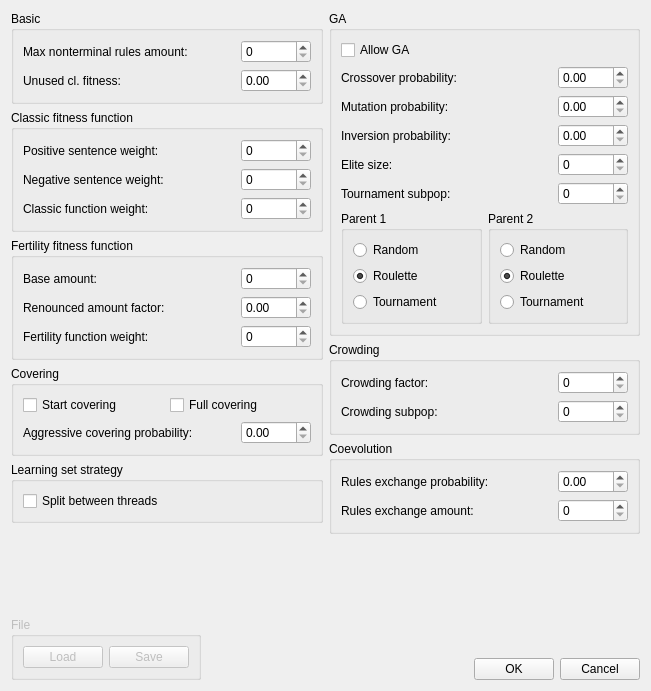
The window that gui/SettingsDialog.ui (sjedrysiak/gcse) describes before a commit, drawn with Qt 5.
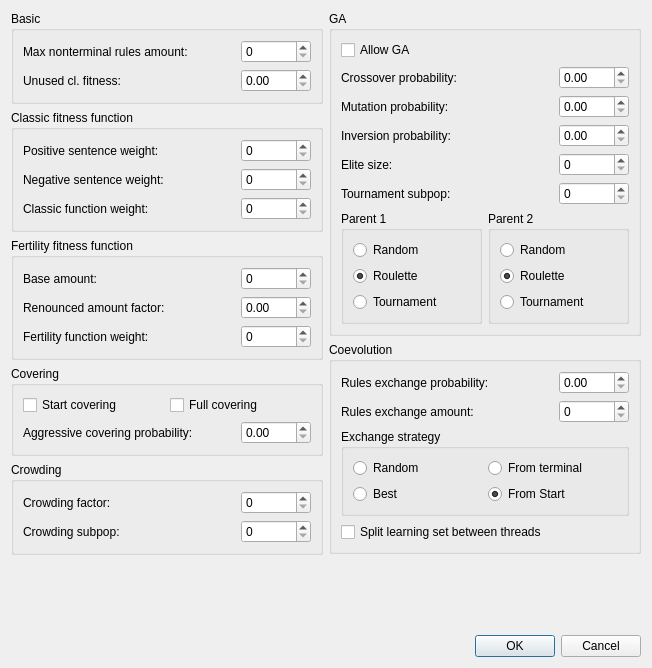
The same window after the commit.

The edit to the form file:
```diff
--- a/gui/SettingsDialog.ui
+++ b/gui/SettingsDialog.ui
@@ -8,8 +8,8 @@
    <rect>
     <x>0</x>
     <y>0</y>
-    <width>651</width>
-    <height>691</height>
+    <width>652</width>
+    <height>668</height>
    </rect>
   </property>
   <property name="sizePolicy" >
@@ -353,18 +353,78 @@
         </widget>
        </item>
        <item>
-        <widget class="QGroupBox" name="groupBox_4" >
+        <widget class="QGroupBox" name="groupBox_2" >
          <property name="title" >
-          <string>Learning set strategy</string>
+          <string>Crowding</string>
          </property>
-         <layout class="QVBoxLayout" name="verticalLayout_10" >
-          <item>
-           <widget class="QCheckBox" name="cbxSplitLearningSet" >
+         <layout class="QGridLayout" name="gridLayout_7" >
+          <item row="0" column="0" >
+           <widget class="QLabel" name="lblCrowdingFactor" >
             <property name="text" >
-             <string>Split between threads</string>
+             <string>Crowding factor:</string>
             </property>
-            <property name="checked" >
-             <bool>false</bool>
+            <property name="buddy" >
+             <cstring>sbxCrowdingFactor</cstring>
+            </property>
+           </widget>
+          </item>
+          <item row="0" column="1" >
+           <widget class="QSpinBox" name="sbxCrowdingFactor" >
+            <property name="sizePolicy" >
+             <sizepolicy vsizetype="Fixed" hsizetype="Fixed" >
+              <horstretch>0</horstretch>
+              <verstretch>0</verstretch>
+             </sizepolicy>
+            </property>
+            <property name="minimumSize" >
+             <size>
+              <width>70</width>
+              <height>0</height>
+             </size>
+            </property>
+            <property name="minimum" >
+             <number>0</number>
+            </property>
+            <property name="maximum" >
+             <number>30</number>
+            </property>
+            <property name="value" >
+             <number>0</number>
+            </property>
+           </widget>
+          </item>
+          <item row="1" column="0" >
+           <widget class="QLabel" name="lblCrowdingSubpop" >
+            <property name="text" >
+             <string>Crowding subpop:</string>
+            </property>
+            <property name="buddy" >
+             <cstring>sbxCrowdingSubpop</cstring>
+            </property>
+           </widget>
+          </item>
+          <item row="1" column="1" >
+           <widget class="QSpinBox" name="sbxCrowdingSubpop" >
+            <property name="sizePolicy" >
+             <sizepolicy vsizetype="Fixed" hsizetype="Fixed" >
+              <horstretch>0</horstretch>
+              <verstretch>0</verstretch>
+             </sizepolicy>
+            </property>
+            <property name="minimumSize" >
+             <size>
+              <width>70</width>
+              <height>0</height>
+             </size>
+            </property>
+            <property name="minimum" >
+             <number>0</number>
+            </property>
+            <property name="maximum" >
+             <number>30</number>
+            </property>
+            <property name="value" >
+             <number>0</number>
             </property>
            </widget>
           </item>
@@ -668,90 +728,13 @@
          </layout>
         </widget>
        </item>
-       <item>
-        <widget class="QGroupBox" name="groupBox_2" >
-         <property name="title" >
-          <string>Crowding</string>
-         </property>
-         <layout class="QGridLayout" name="gridLayout_7" >
-          <item row="0" column="0" >
-           <widget class="QLabel" name="lblCrowdingFactor" >
-            <property name="text" >
-             <string>Crowding factor:</string>
-            </property>
-            <property name="buddy" >
-             <cstring>sbxCrowdingFactor</cstring>
-            </property>
-           </widget>
-          </item>
-          <item row="0" column="1" >
-           <widget class="QSpinBox" name="sbxCrowdingFactor" >
-            <property name="sizePolicy" >
-             <sizepolicy vsizetype="Fixed" hsizetype="Fixed" >
-              <horstretch>0</horstretch>
-              <verstretch>0</verstretch>
-             </sizepolicy>
-            </property>
-            <property name="minimumSize" >
-             <size>
-              <width>70</width>
-              <height>0</height>
-             </size>
-            </property>
-            <property name="minimum" >
-             <number>0</number>
-            </property>
-            <property name="maximum" >
-             <number>30</number>
-            </property>
-            <property name="value" >
-             <number>0</number>
-            </property>
-           </widget>
-          </item>
-          <item row="1" column="0" >
-           <widget class="QLabel" name="lblCrowdingSubpop" >
-            <property name="text" >
-             <string>Crowding subpop:</string>
-            </property>
-            <property name="buddy" >
-             <cstring>sbxCrowdingSubpop</cstring>
-            </property>
-           </widget>
-          </item>
-          <item row="1" column="1" >
-           <widget class="QSpinBox" name="sbxCrowdingSubpop" >
-            <property name="sizePolicy" >
-             <sizepolicy vsizetype="Fixed" hsizetype="Fixed" >
-              <horstretch>0</horstretch>
-              <verstretch>0</verstretch>
-             </sizepolicy>
-            </property>
-            <property name="minimumSize" >
-             <size>
-              <width>70</width>
-              <height>0</height>
-             </size>
-            </property>
-            <property name="minimum" >
-             <number>0</number>
-            </property>
-            <property name="maximum" >
-             <number>30</number>
-            </property>
-            <property name="value" >
-             <number>0</number>
-            </property>
-           </widget>
-          </item>
-         </layout>
-        </widget>
-       </item>
        <item>
         <widget class="QGroupBox" name="groupBox_3" >
          <property name="title" >
           <string>Coevolution</string>
          </property>
+         <layout class="QVBoxLayout" name="verticalLayout_11" >
+          <item>
          <layout class="QGridLayout" name="gridLayout_5" >
           <item row="0" column="0" >
            <widget class="QLabel" name="lblExchangeProb" >
@@ -818,6 +801,58 @@
            </widget>
           </item>
          </layout>
+          </item>
+          <item>
+           <widget class="QGroupBox" name="groupBox_5" >
+            <property name="title" >
+             <string>Exchange strategy</string>
+            </property>
+            <layout class="QGridLayout" name="gridLayout_9" >
+             <item row="0" column="0" >
+              <widget class="QRadioButton" name="rbnExchRandom" >
+               <property name="text" >
+                <string>Random</string>
+               </property>
+              </widget>
+             </item>
+             <item row="0" column="1" >
+              <widget class="QRadioButton" name="rbnExchFromTerm" >
+               <property name="text" >
+                <string>From terminal</string>
+               </property>
+              </widget>
+             </item>
+             <item row="1" column="0" >
+              <widget class="QRadioButton" name="rbnExchBest" >
+               <property name="text" >
+                <string>Best</string>
+               </property>
+              </widget>
+             </item>
+             <item row="1" column="1" >
+              <widget class="QRadioButton" name="rbnExchFromStart" >
+               <property name="text" >
+                <string>From Start</string>
+               </property>
+               <property name="checked" >
+                <bool>true</bool>
+               </property>
+              </widget>
+             </item>
+            </layout>
+           </widget>
+          </item>
+          <item>
+           <widget class="QCheckBox" name="cbxSplitLearningSet" >
+            <property name="text" >
+             <string>Split learning set between threads</string>
+            </property>
+            <property name="checked" >
+             <bool>false</bool>
+            </property>
+           </widget>
+          </item>
+         </layout>
         </widget>
        </item>
        <item>
@@ -852,55 +887,6 @@
    </item>
    <item>
     <layout class="QHBoxLayout" name="horizontalLayout_3" >
-     <item>
-      <layout class="QVBoxLayout" name="verticalLayout" >
-       <item>
-        <spacer name="verticalSpacer_3" >
-         <property name="orientation" >
-          <enum>Qt::Vertical</enum>
-         </property>
-         <property name="sizeHint" stdset="0" >
-          <size>
-           <width>20</width>
-           <height>0</height>
-          </size>
-         </property>
-        </spacer>
-       </item>
-       <item>
-        <widget class="QGroupBox" name="gbxFile" >
-         <property name="enabled" >
-          <bool>false</bool>
-         </property>
-         <property name="sizePolicy" >
-          <sizepolicy vsizetype="Minimum" hsizetype="Minimum" >
-           <horstretch>0</horstretch>
-           <verstretch>0</verstretch>
-          </sizepolicy>
-         </property>
-         <property name="title" >
-          <string>File</string>
-         </property>
-         <layout class="QHBoxLayout" name="horizontalLayout_4" >
-          <item>
-           <widget class="QPushButton" name="btnLoad" >
-            <property name="text" >
-             <string>Load</string>
-            </property>
-           </widget>
-          </item>
-          <item>
-           <widget class="QPushButton" name="btnSave" >
-            <property name="text" >
-             <string>Save</string>
-            </property>
-           </widget>
-          </item>
-         </layout>
-        </widget>
-       </item>
-      </layout>
-     </item>
      <item>
       <spacer name="horizontalSpacer" >
        <property name="orientation" >
@@ -915,21 +901,6 @@
       </spacer>
      </item>
      <item>
-      <layout class="QVBoxLayout" name="verticalLayout_5" >
-       <item>
-        <spacer name="verticalSpacer_2" >
-         <property name="orientation" >
-          <enum>Qt::Vertical</enum>
-         </property>
-         <property name="sizeHint" stdset="0" >
-          <size>
-           <width>20</width>
-           <height>5</height>
-          </size>
-         </property>
-        </spacer>
-       </item>
-       <item>
         <layout class="QHBoxLayout" name="horizontalLayout_6" >
          <item>
           <widget class="QPushButton" name="btnOK" >
@@ -956,8 +927,6 @@
       </layout>
      </item>
     </layout>
-   </item>
-  </layout>
  </widget>
  <tabstops>
   <tabstop>sbxMaxNonterminals</tabstop>
```
Left out of the diff: 33 changed lines with no effect on the pictures. Lines whose indentation alone changed are shown as unchanged.
